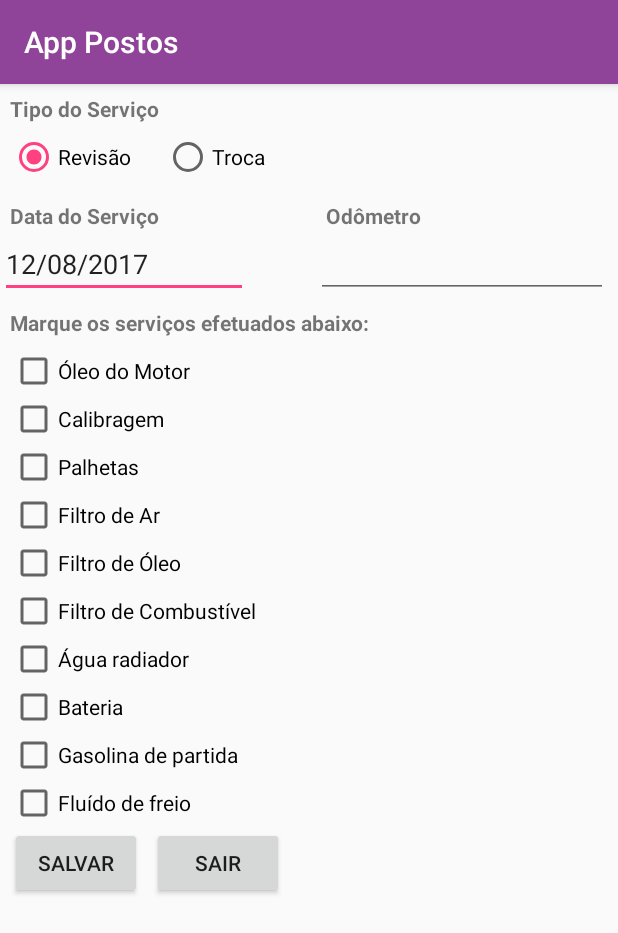
After one commit to RodrigoAntunesPOA/appPostos, an Android app: the ServicosActivity screen opened directly, with no data from a screen before it, on a phone screen of 412 x 824 dp. The commit adds this screen. Shown: the top 933 px of the screen. Run offline under Robolectric (Android 15) with nearby library versions, the phone set to English and light mode, and no system bars; our stand-ins replace ButterKnife, Firebase (no records; nobody signed in at launch, a user with empty details on screens opened directly).

Commit message:
release 004

```diff
--- a/app/build.gradle
+++ b/app/build.gradle
@@ -37,6 +37,9 @@ dependencies {
     compile 'com.google.firebase:firebase-database:11.0.1'
     compile 'com.google.firebase:firebase-messaging:11.0.1'
     testCompile 'junit:junit:4.12'
+    compile 'com.jakewharton:butterknife:8.8.0'
+    annotationProcessor 'com.jakewharton:butterknife-compiler:8.8.0'
+
 }
 
 apply plugin: 'com.google.gms.google-services'
--- a/app/src/main/AndroidManifest.xml
+++ b/app/src/main/AndroidManifest.xml
@@ -1,6 +1,5 @@
 <?xml version="1.0" encoding="utf-8"?>
 <manifest xmlns:android="http://schemas.android.com/apk/res/android"
-
     package="com.example.rodrigoantunes.abasteceaqui">
 
     <uses-permission android:name="android.permission.INTERNET" />
@@ -47,6 +46,8 @@
         <activity android:name=".UsuarioActivity" />
         <activity android:name=".VeiculoActivity" />
         <activity android:name=".AbastecerActivity" />
+        <activity android:name=".ServicosActivity" />
+
     </application>
 
 </manifest>
--- a/app/src/main/java/com/example/rodrigoantunes/abasteceaqui/AbastecerActivity.java
+++ b/app/src/main/java/com/example/rodrigoantunes/abasteceaqui/AbastecerActivity.java
@@ -30,6 +30,8 @@ public class AbastecerActivity extends AppCompatActivity {
     TextView textLitros, textPreco, textProduto;
     String combustivel;
     int iValor=1;
+    boolean booAbastecendo;
+    boolean boocancelarAbastecimento;
 
 
     @Override
@@ -56,9 +58,11 @@ public class AbastecerActivity extends AppCompatActivity {
         //Captura o valor informado
 
         valor=0;
+        iValor=0;
 
         editValor=(EditText) findViewById(R.id.editValor);
         textLitros=(TextView) findViewById(R.id.textVolume);
+
 
         if (!editValor.getText().toString().equals(""))
            valor= Double.parseDouble(editValor.getText().toString());
@@ -70,7 +74,10 @@ public class AbastecerActivity extends AppCompatActivity {
         {
             //volume = (valor / preco);
 
-            //textLitros.setText(String.format("%.3f", volume));
+            //textLitros.setText(String.format("%.3f", 0));
+
+            booAbastecendo=true;
+            boocancelarAbastecimento=false;
 
             final Timer timer = new Timer();
 
@@ -80,8 +87,20 @@ public class AbastecerActivity extends AppCompatActivity {
 
                     movimentaBomba(iValor);
 
-                    if (iValor >= (valor * 100))
+                    if ((iValor >= (valor * 100)) || boocancelarAbastecimento )
                     {
+                        if (boocancelarAbastecimento)
+                        {
+                            //Limpa os campos
+                            zerar();
+
+                        }
+                        else
+                            msgFinalizado();
+
+                        booAbastecendo=false;
+                        boocancelarAbastecimento=false;
+
                         timer.cancel();
                         volume = Float.parseFloat(""+ valor)/preco;
                     }
@@ -108,6 +127,40 @@ public class AbastecerActivity extends AppCompatActivity {
                 textLitros.setText(String.format("%.3f", (iAbastecendo/100)/preco));
 
                 iValor++;
+            }
+        });
+
+        return true;
+    }
+
+    public boolean msgFinalizado(){
+
+        textLitros.post(new Runnable() {
+            @Override
+            public void run() {
+                Toast.makeText(AbastecerActivity.this, "Abastecimento finalizado!", Toast.LENGTH_LONG).show();
+            }
+        });
+
+        return true;
+    }
+
+
+    public boolean zerar(){
+
+        textLitros.post(new Runnable() {
+            @Override
+            public void run() {
+
+                textLitros.setText(String.format("%.3f", 0.00).replace(",","."));
+            }
+        });
+
+        editValor.post(new Runnable() {
+            @Override
+            public void run() {
+
+                editValor.setText(String.format("%.2f", 0.00).replace(",","."));
             }
         });
 
@@ -155,7 +208,12 @@ public class AbastecerActivity extends AppCompatActivity {
 
     public void cancelar(View view)
     {
-        finish();
+        if (booAbastecendo)
+        {
+            boocancelarAbastecimento=true;
+        }
+        else
+            finish();
 
     }
 
--- a/app/src/main/java/com/example/rodrigoantunes/abasteceaqui/MainActivity.java
+++ b/app/src/main/java/com/example/rodrigoantunes/abasteceaqui/MainActivity.java
@@ -10,6 +10,8 @@ import android.view.Menu;
 import android.view.MenuItem;
 import android.view.View;
 import android.widget.Toast;
+
+import com.example.rodrigoantunes.abasteceaqui.model.RegistroServico;
 
 public class MainActivity extends AppCompatActivity {
 
@@ -67,7 +69,11 @@ public class MainActivity extends AppCompatActivity {
     }
 
     public void abrirServicos(View view){
-        Toast.makeText(this, "Funcionalidade não implementada!", Toast.LENGTH_LONG).show();
+
+        Intent it = new Intent(this, ServicosActivity.class);
+        startActivity(it);
+
+        //Toast.makeText(this, "Funcionalidade não implementada!", Toast.LENGTH_LONG).show();
     }
 
     @Override
--- /dev/null
+++ b/app/src/main/java/com/example/rodrigoantunes/abasteceaqui/ServicosActivity.java
@@ -0,0 +1,124 @@
+package com.example.rodrigoantunes.abasteceaqui;
+
+import android.icu.text.SimpleDateFormat;
+import android.os.Build;
+import android.support.annotation.RequiresApi;
+import android.support.v7.app.AppCompatActivity;
+import android.os.Bundle;
+import android.util.Log;
+import android.view.View;
+import android.widget.CheckBox;
+import android.widget.EditText;
+import android.widget.RadioButton;
+import android.widget.TextView;
+import android.widget.Toast;
+
+import com.example.rodrigoantunes.abasteceaqui.core.Ciclodevida;
+import com.example.rodrigoantunes.abasteceaqui.model.RegistroServico;
+import com.example.rodrigoantunes.abasteceaqui.model.Veiculo;
+import com.google.firebase.database.DatabaseError;
+import com.google.firebase.database.DatabaseReference;
+
+import java.util.Date;
+
+import butterknife.BindView;
+import butterknife.ButterKnife;
+
+public class ServicosActivity extends AppCompatActivity {
+
+    //EditText editData, editOdometro;
+    //RadioButton optRevisao, optTroca;
+    //CheckBox chkOleoMotor, chkCalibragem, chkPalhetas, chkFiltrodeAr, chkFiltroOleo,
+    //        chkFiltroCombustivel,chkAguaRadiador, chkBateria, chkGssolinaPartida;
+
+    @BindView(R.id.optRevisao) RadioButton optRevisao;
+    //@BindView(R.id.optTroca) RadioButton optTroca;
+
+    @BindView(R.id.editDataServico) EditText editData;
+    @BindView(R.id.editOdometro) EditText editOdometro;
+
+    @BindView(R.id.chkOleoMotor) CheckBox chkOleoMotor;
+    @BindView(R.id.chkCalibragem) CheckBox chkCalibragem;
+
+    @BindView(R.id.chkPalhetas) CheckBox chkPalhetas;
+    @BindView(R.id.chkFiltrodeAr) CheckBox chkFiltrodeAr;
+    @BindView(R.id.chkFiltroOleo) CheckBox chkFiltroOleo;
+    @BindView(R.id.chkFiltroCombustivel) CheckBox chkFiltroCombustivel;
+    @BindView(R.id.chkAguaRadiador) CheckBox chkAguaRadiador;
+    @BindView(R.id.chkBateria) CheckBox chkBateria;
+    @BindView(R.id.chkGasolinaPartida) CheckBox chkGasolinaPartida;
+    @BindView(R.id.chkFLuidoFreio) CheckBox chkFluidoFreio;
+
+    @RequiresApi(api = Build.VERSION_CODES.N)
+    @Override
+    protected void onCreate(Bundle savedInstanceState) {
+        super.onCreate(savedInstanceState);
+        setContentView(R.layout.activity_servicos);
+
+        //Carrega os objetos
+        ButterKnife.bind(this);
+
+        SimpleDateFormat simpleFormat = new SimpleDateFormat("dd/MM/yyyy");
+
+        editData.setText(simpleFormat.format( new Date( System.currentTimeMillis() )));
+
+    }
+
+
+    public void salvarServico(View view){
+
+
+
+        RegistroServico registroServico= new RegistroServico();
+
+        //Popula o objeto de serviço
+
+        if (optRevisao.isChecked()) {
+            registroServico.tipoServico = 0;
+            }  else
+            registroServico.tipoServico = 1;
+
+        registroServico.diaServico=editData.getText().toString();
+
+        if (!editOdometro.getText().toString().equals("")) {
+            registroServico.odometro = Float.parseFloat(editOdometro.getText().toString());
+        } else
+            registroServico.odometro= Float.valueOf(0);
+
+
+        registroServico.aguaradiador=chkAguaRadiador.isChecked();
+        registroServico.bateria=chkBateria.isChecked();
+        registroServico.calibragem=chkCalibragem.isChecked();
+        registroServico.filtrocombustivel=chkFiltroCombustivel.isChecked();
+        registroServico.filtrooleo=chkFiltroOleo.isChecked();
+        registroServico.fitrodear=chkFiltrodeAr.isChecked();
+        registroServico.gasolinadepartida=chkGasolinaPartida.isChecked();
+        registroServico.palhetas=chkPalhetas.isChecked();
+        registroServico.fluidofreio=chkFluidoFreio.isChecked();
+        registroServico.oleoMotor=chkOleoMotor.isChecked();
+
+
+        Ciclodevida.myRef.child("usuario_123@gmail/servico").setValue(
+                registroServico,
+                new DatabaseReference.CompletionListener() {
+
+                    @Override
+                    public void onComplete(DatabaseError databaseError, DatabaseReference databaseReference) {
+                        //teste
+                        Log.e("Erro ao ler dados", "erro");
+
+                    }
+
+                })
+        ;
+
+        Toast.makeText(this, "Serviço regitrado!", Toast.LENGTH_LONG).show();
+
+        finish();
+    }
+
+    public void sairServico(View view){
+
+        finish();
+    }
+}
--- /dev/null
+++ b/app/src/main/java/com/example/rodrigoantunes/abasteceaqui/model/RegistroServico.java
@@ -0,0 +1,25 @@
+package com.example.rodrigoantunes.abasteceaqui.model;
+
+import java.util.Date;
+
+/**
+ * Created by RodrigoAntunes on 05/08/17.
+ */
+
+public class RegistroServico {
+
+    public String diaServico;
+    public Float odometro;
+    public boolean oleoMotor;
+    public boolean calibragem;
+    public boolean palhetas;
+    public boolean fitrodear;
+    public boolean filtrooleo;
+    public boolean filtrocombustivel;
+    public boolean fluidofreio;
+    public boolean aguaradiador;
+    public boolean bateria;
+    public boolean gasolinadepartida;
+    public int tipoServico; //0 revisao, 1 troca
+
+}
--- /dev/null
+++ b/app/src/main/res/layout/activity_servicos.xml
@@ -0,0 +1,212 @@
+<?xml version="1.0" encoding="utf-8"?>
+<LinearLayout xmlns:android="http://schemas.android.com/apk/res/android"
+    xmlns:app="http://schemas.android.com/apk/res-auto"
+    xmlns:tools="http://schemas.android.com/tools"
+    android:layout_width="match_parent"
+    android:layout_height="match_parent"
+    android:orientation="vertical"
+    android:scrollbars="vertical"
+    tools:context="com.example.rodrigoantunes.abasteceaqui.ServicosActivity">
+
+    <TextView
+        android:layout_width="match_parent"
+        android:layout_height="wrap_content"
+        android:layout_marginLeft="3pt"
+        android:layout_marginTop="3pt"
+        android:text="Tipo do Serviço"
+        android:textStyle="bold"/>
+
+    <RadioGroup
+        android:layout_width="match_parent"
+        android:layout_height="wrap_content">
+
+        <LinearLayout
+            android:layout_width="wrap_content"
+            android:layout_height="wrap_content"
+            android:orientation="horizontal">
+
+            <RadioButton
+                android:id="@+id/optRevisao"
+                android:layout_width="wrap_content"
+                android:layout_height="wrap_content"
+                android:layout_marginLeft="3pt"
+                android:layout_marginTop="3pt"
+                android:checked="true"
+                android:text="Revisão" />
+
+            <RadioButton
+                android:id="@+id/optTroca"
+                android:layout_width="wrap_content"
+                android:layout_height="wrap_content"
+                android:layout_marginLeft="10pt"
+                android:layout_marginTop="3pt"
+                android:text="Troca" />
+
+
+        </LinearLayout>
+
+
+    </RadioGroup>
+
+
+    <LinearLayout
+        android:layout_width="match_parent"
+        android:layout_height="wrap_content"
+        android:orientation="horizontal"
+        android:weightSum="1">
+
+        <LinearLayout
+            android:layout_width="wrap_content"
+            android:layout_height="wrap_content"
+            android:layout_weight="0.23"
+            android:orientation="vertical">
+
+            <TextView
+                android:layout_width="match_parent"
+                android:layout_height="wrap_content"
+                android:layout_marginLeft="3pt"
+                android:layout_marginTop="6pt"
+                android:text="Data do Serviço"
+                android:textStyle="bold" />
+
+            <EditText
+                android:id="@+id/editDataServico"
+                android:layout_width="165dp"
+                android:layout_height="wrap_content"
+                android:layout_marginRight="3pt"
+                android:inputType="date" />
+
+        </LinearLayout>
+
+        <LinearLayout
+            android:layout_width="wrap_content"
+            android:layout_height="wrap_content"
+            android:layout_weight="0.77"
+            android:orientation="vertical">
+
+            <TextView
+                android:layout_width="match_parent"
+                android:layout_height="wrap_content"
+                android:layout_marginLeft="3pt"
+                android:layout_marginTop="6pt"
+                android:text="Odômetro"
+                android:textStyle="bold" />
+
+            <EditText
+                android:id="@+id/editOdometro"
+                android:layout_width="match_parent"
+                android:layout_height="wrap_content"
+                android:layout_marginRight="3pt"
+                android:inputType="number" />
+
+
+        </LinearLayout>
+
+    </LinearLayout>
+
+
+    <TextView
+        android:layout_width="match_parent"
+        android:layout_height="wrap_content"
+        android:layout_marginLeft="3pt"
+        android:layout_marginTop="3pt"
+        android:text="Marque os serviços efetuados abaixo:"
+        android:textStyle="bold" />
+
+    <CheckBox
+        android:id="@+id/chkOleoMotor"
+        android:layout_width="match_parent"
+        android:layout_height="wrap_content"
+        android:layout_marginLeft="3pt"
+        android:layout_marginTop="3pt"
+        android:text="Óleo do Motor" />
+
+    <CheckBox
+        android:id="@+id/chkCalibragem"
+        android:layout_width="match_parent"
+        android:layout_height="wrap_content"
+        android:layout_marginLeft="3pt"
+        android:text="Calibragem" />
+
+
+    <CheckBox
+        android:id="@+id/chkPalhetas"
+        android:layout_width="match_parent"
+        android:layout_height="wrap_content"
+        android:layout_marginLeft="3pt"
+        android:text="Palhetas" />
+
+
+    <CheckBox
+        android:id="@+id/chkFiltrodeAr"
+        android:layout_width="match_parent"
+        android:layout_height="wrap_content"
+        android:layout_marginLeft="3pt"
+        android:text="Filtro de Ar" />
+
+    <CheckBox
+        android:id="@+id/chkFiltroOleo"
+        android:layout_width="match_parent"
+        android:layout_height="wrap_content"
+        android:layout_marginLeft="3pt"
+        android:text="Filtro de Óleo" />
+
+    <CheckBox
+        android:id="@+id/chkFiltroCombustivel"
+        android:layout_width="match_parent"
+        android:layout_height="wrap_content"
+        android:layout_marginLeft="3pt"
+        android:text="Filtro de Combustível" />
+
+    <CheckBox
+        android:id="@+id/chkAguaRadiador"
+        android:layout_width="match_parent"
+        android:layout_height="wrap_content"
+        android:layout_marginLeft="3pt"
+        android:text="Água radiador" />
+
+    <CheckBox
+        android:id="@+id/chkBateria"
+        android:layout_width="match_parent"
+        android:layout_height="wrap_content"
+        android:layout_marginLeft="3pt"
+        android:text="Bateria" />
+
+    <CheckBox
+        android:id="@+id/chkGasolinaPartida"
+        android:layout_width="match_parent"
+        android:layout_height="wrap_content"
+        android:layout_marginLeft="3pt"
+        android:text="Gasolina de partida" />
+
+
+    <CheckBox
+        android:id="@+id/chkFLuidoFreio"
+        android:layout_width="match_parent"
+        android:layout_height="wrap_content"
+        android:layout_marginLeft="3pt"
+        android:text="Fluído de freio" />
+
+    <LinearLayout
+        android:layout_width="wrap_content"
+        android:layout_height="wrap_content"
+        android:orientation="horizontal">
+
+        <Button
+            android:layout_width="wrap_content"
+            android:layout_height="wrap_content"
+            android:layout_marginLeft="3pt"
+            android:onClick="salvarServico"
+            android:text="Salvar" />
+
+        <Button
+            android:layout_width="wrap_content"
+            android:layout_height="wrap_content"
+            android:layout_marginLeft="3pt"
+            android:onClick="sairServico"
+            android:text="Sair" />
+
+    </LinearLayout>
+
+
+</LinearLayout>
```
